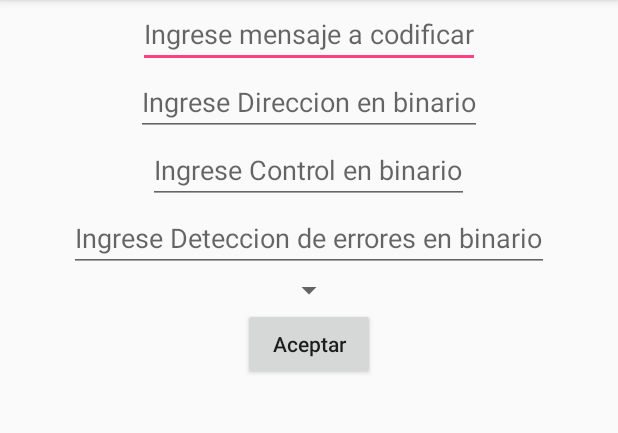
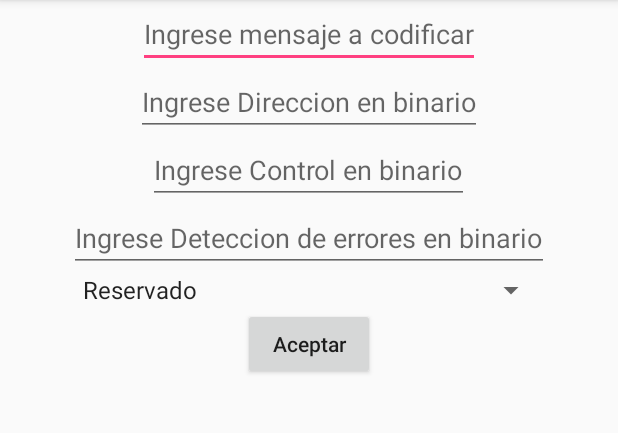
Before and after one commit to AntiDesert5/Tramas, an Android app: the TramaPPP screen opened directly, with no data from a screen before it, on a phone screen of 412 x 824 dp, the part 84-517 px from its top. Run offline under Robolectric (Android 15) with nearby library versions, the phone set to English and light mode, and no system bars.

Commit message:
Trama ppp, en este commit no funciona hay que rellenar los datos en la clase valor spinner

```diff
--- a/app/src/main/res/layout/activity_trama_ppp.xml
+++ b/app/src/main/res/layout/activity_trama_ppp.xml
@@ -45,9 +45,11 @@
         android:digits="01"
         android:maxLength="16"/>
         <Spinner
+            android:id="@+id/Spinnerdatos"
         android:layout_width="wrap_content"
         android:layout_height="wrap_content">
-    </Spinner>
+
+        </Spinner>
     <Button
         android:id="@+id/Aceptar1"
         android:layout_width="wrap_content"
@@ -73,6 +75,14 @@
         android:textColor="#000"
         />
 
+        <TextView
+            android:id="@+id/MostVaSpinner"
+            android:layout_width="wrap_content"
+            android:layout_height="wrap_content"
+            android:inputType="numberDecimal"
+            android:enabled="false"
+            android:textColor="#000" />
+
     <TextView
         android:id="@+id/MostValor3"
         android:layout_width="wrap_content"
@@ -92,8 +102,7 @@
     <TextView
         android:id="@+id/MostValor5"
         android:layout_width="wrap_content"
-        android:layout_height="match_parent"
-        android:inputType="numberDecimal"
+        android:layout_height="wrap_content"
         android:enabled="false"
         android:textColor="#000"
         />
--- /dev/null
+++ b/app/src/main/res/values/spinner.xml
@@ -0,0 +1,25 @@
+<?xml version="1.0" encoding="utf-8"?>
+<resources>
+    <string-array name="datos">
+        <item>Reservado</item>
+        <item>Internet Protocol</item>
+        <item>Osi Network Layer</item>
+        <item>Xerox NS IDP</item>
+        <item>DECnet Phase IV</item>
+        <item>Appletalk</item>
+        <item>Novell IPX</item>
+        <item>Luxcom</item>
+        <item>Sigma Network System</item>
+        <item>Internet Protocol Control Protocol</item>
+        <item>OSI Network Layer Control Protocol</item>
+        <item>Xerox NS IDP Control Protocol</item>
+        <item>DECnet Phase IV Control Protocol</item>
+        <item>Appletalk Control Protocol</item>
+        <item>Novell IPX Control Protocol</item>
+        <item>Link Control Protocol</item>
+        <item>Password Authentication Protocol(PAP)</item>
+        <item>Challenge Handshake Authentication Protocol(CHAP)</item>
+
+
+    </string-array>
+</resources>
```
Also changed, not shown: app/src/main/java/com/example/axelyray/tramas/TramaPPP.java (+166 -2 lines), app/src/main/java/com/example/axelyray/tramas/ValorSpinner.java (added, +39 -0 lines).
